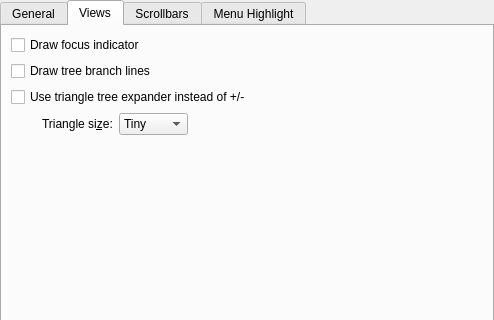
Above: kstyle/config/ui/oxygenstyleconfig.ui from KDE/oxygen before the change; both pictures show x 0 to 494 and y 0 to 320 of the 494 by 629 pixel window. Below: the same form after it.
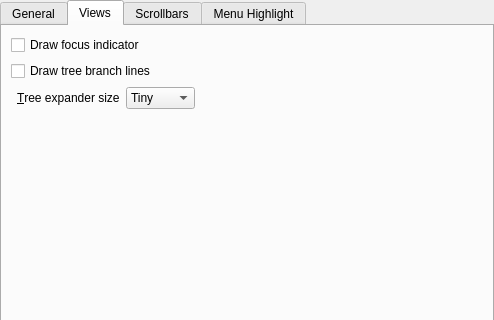
That is the form after the change. The open tabs and pages were chosen to show the change. Custom widgets are drawn as their Qt base class.

Commit message: removed alternative list expanders

Diff of the .ui file:
```diff
--- a/kstyle/config/ui/oxygenstyleconfig.ui
+++ b/kstyle/config/ui/oxygenstyleconfig.ui
@@ -211,30 +211,7 @@
          </property>
         </widget>
        </item>
-       <item row="2" column="0" colspan="2">
-        <widget class="QCheckBox" name="_viewDrawTriangularExpander">
-         <property name="text">
-          <string>Use triangle tree expander instead of +/-</string>
-         </property>
-        </widget>
-       </item>
-       <item row="3" column="0">
-        <spacer name="horizontalSpacer_5">
-         <property name="orientation">
-          <enum>Qt::Horizontal</enum>
-         </property>
-         <property name="sizeType">
-          <enum>QSizePolicy::Fixed</enum>
-         </property>
-         <property name="sizeHint" stdset="0">
-          <size>
-           <width>25</width>
-           <height>20</height>
-          </size>
-         </property>
-        </spacer>
-       </item>
-       <item row="3" column="1">
+       <item row="2" column="1">
         <widget class="QWidget" name="_viewsExpertWidget" native="true">
          <layout class="QHBoxLayout" name="horizontalLayout">
           <property name="leftMargin">
@@ -252,7 +229,7 @@
           <item>
            <widget class="QLabel" name="label_4">
             <property name="text">
-             <string>Triangle si&amp;ze:</string>
+             <string>&amp;Tree expander size</string>
             </property>
             <property name="buddy">
              <cstring>_viewTriangularExpanderSize</cstring>
@@ -294,7 +271,7 @@
          </layout>
         </widget>
        </item>
-       <item row="4" column="0" colspan="2">
+       <item row="3" column="0" colspan="2">
         <spacer name="verticalSpacer_3">
          <property name="orientation">
           <enum>Qt::Vertical</enum>
```
Left out of the diff: 44 changed lines with no effect on the pictures. The commit also changes 3 other files.
